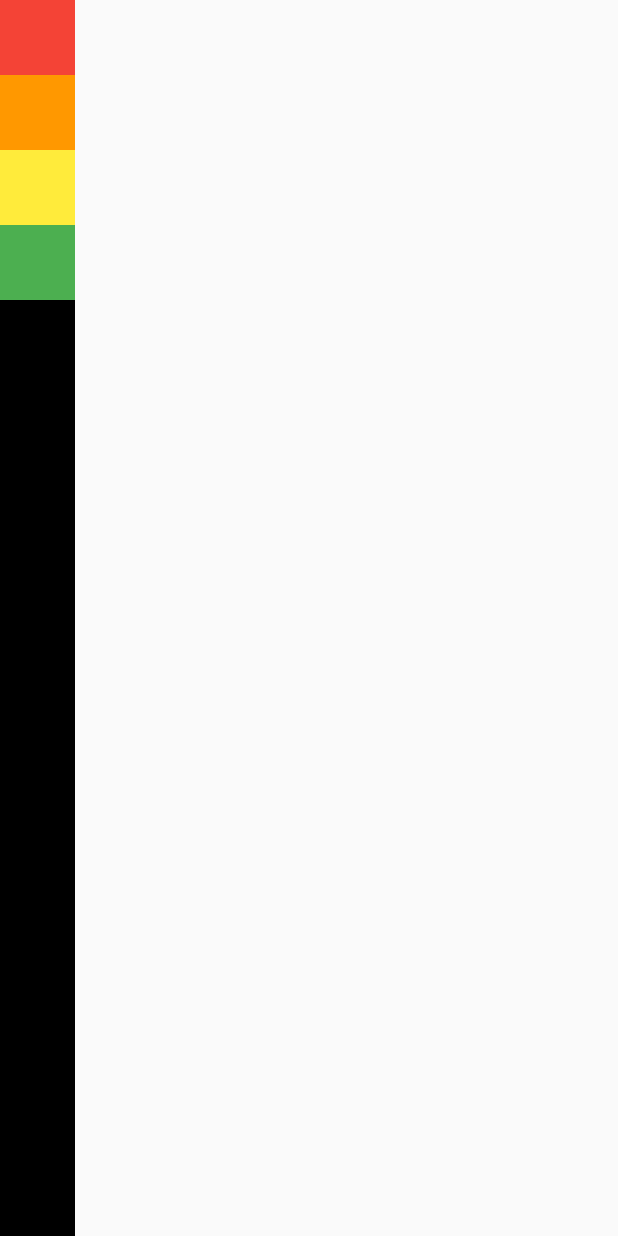
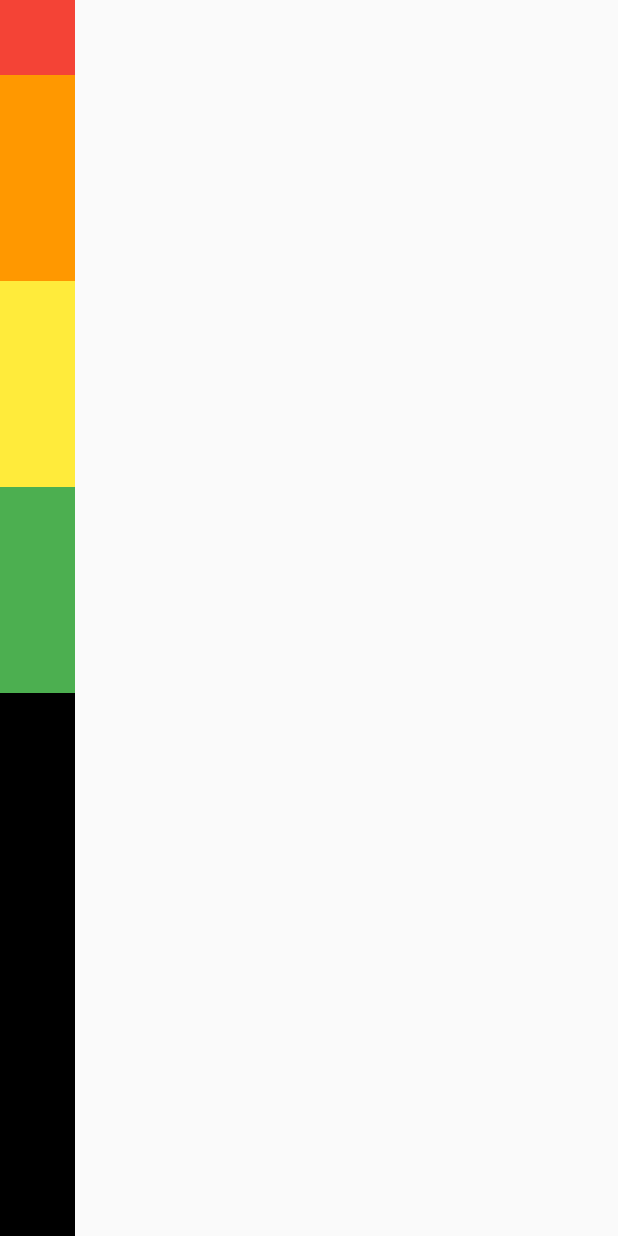
Before and after one commit to yh0921k/flutter_playground, a Flutter app: the screen it shows after launch, on a phone screen of 412 x 824 dp. Run offline on Flutter 3.47's test engine with Material 2 defaults, Android fonts, the phone set to English and light mode, and no system bars.

Commit message:
feat: Expanded, Flexible

```diff
--- a/lib/screen/home_screen.dart
+++ b/lib/screen/home_screen.dart
@@ -15,25 +15,34 @@ class HomeScreen extends StatelessWidget {
             crossAxisAlignment: CrossAxisAlignment.start,
             mainAxisSize: MainAxisSize.max,
             children: [
-              Container(
+              Flexible(
+                flex: 3,
+                child: Container(
                   width: 50.0,
                   height: 50.0,
                   color: Colors.red,
                 ),
-              Container(
+              ),
+              Expanded(
+                child: Container(
                   width: 50.0,
                   height: 50.0,
                   color: Colors.orange,
                 ),
-              Container(
+              ),
+              Expanded(
+                child: Container(
                   width: 50.0,
                   height: 50.0,
                   color: Colors.yellow,
                 ),
-              Container(
+              ),
+              Expanded(
+                child: Container(
                   width: 50.0,
                   height: 50.0,
                   color: Colors.green,
+                ),
               )
             ],
           ),
```
Lines whose indentation alone changed are shown as unchanged.
